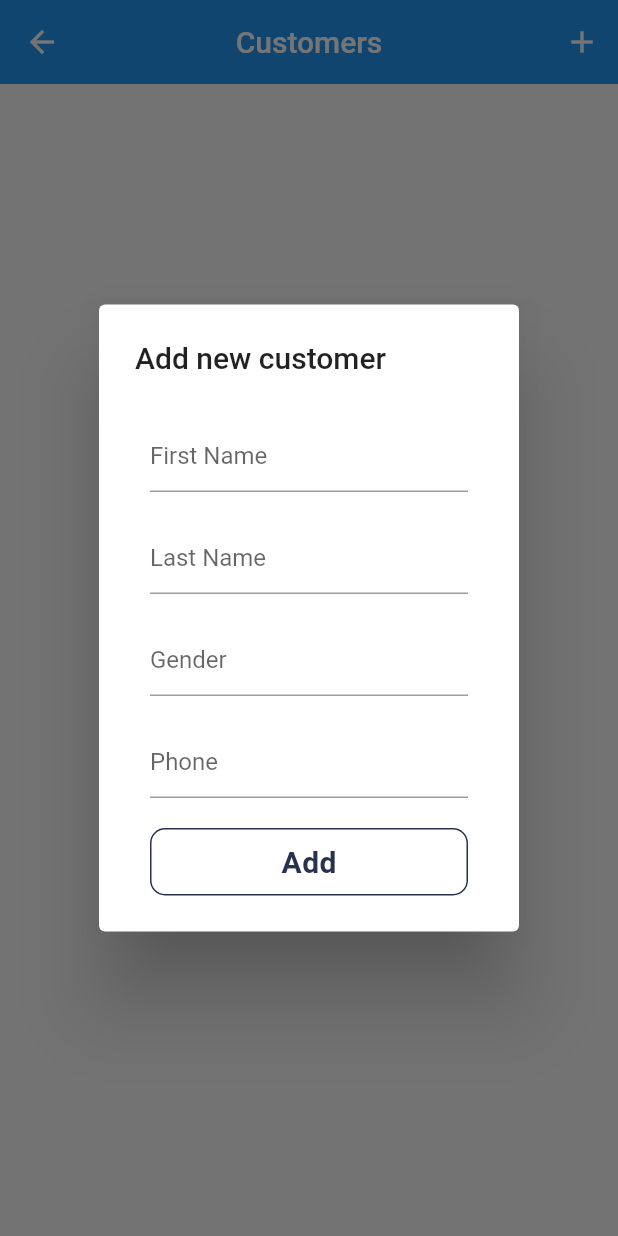
After one commit to sabsab-yeng/ss-firebase, a Flutter app: the CustomerListViewPage screen opened directly, after a tap on the "add" icon, on a phone screen of 412 x 824 dp. The commit adds this screen. Run offline on Flutter 3.47's test engine with Material 2 defaults, Android fonts, the phone set to English and light mode, and no system bars; drawn by our look-alikes of firebase_database; our stand-ins replace firebase_auth, font_awesome_flutter; missing offline and left inert: firebase_core_web; accounts and stored records are empty.

Commit message:
Add new package

```diff
--- /dev/null
+++ b/lib/model/customer.dart
@@ -0,0 +1,30 @@
+import 'package:firebase_database/firebase_database.dart';
+
+class Customer {
+
+  String _id;
+  String _fname;
+  String _lname;
+  String _gender;
+  String _phone;
+
+  Customer(this._id, this._fname, this._lname, this._gender, this._phone);
+
+  String get fname => _fname;
+
+  String get lname => _lname;
+
+  String get gender => _gender;
+
+  String get phone => _phone;
+
+  String get id => _id;
+
+  Customer.fromSnapshot(DataSnapshot snapshot) {
+    _id = snapshot.key;
+    _fname = snapshot.value['fname'];
+    _lname = snapshot.value['lname'];
+    _gender = snapshot.value['gender'];
+    _phone = snapshot.value['phone'];
+  }
+}
--- /dev/null
+++ b/lib/service/customer_api_service.dart
@@ -0,0 +1,109 @@
+import 'dart:async';
+import 'package:firebase_app/model/customer.dart';
+import 'package:firebase_database/firebase_database.dart';
+
+class CustomerApiService {
+  DatabaseReference _counterRef;
+  DatabaseReference _customerRef;
+  StreamSubscription<Event> _counterSubscription;
+  StreamSubscription<Event> _messagesSubscription;
+  FirebaseDatabase database = FirebaseDatabase();
+  int _counter;
+  DatabaseError error;
+
+  static final CustomerApiService _instance =
+     CustomerApiService.internal();
+
+  CustomerApiService.internal();
+
+  factory CustomerApiService() {
+    return _instance;
+  }
+
+  void initState() {
+    // Demonstrates configuring to the database using a file
+    _counterRef = FirebaseDatabase.instance.reference().child('counterCustomer');
+    // Demonstrates configuring the database directly
+
+    _customerRef = database.reference().child('customer');
+    database.reference().child('counterCustomer').once().then((DataSnapshot snapshot) {
+      print('Connected to second database and read ${snapshot.value}');
+    });
+    database.setPersistenceEnabled(true);
+    database.setPersistenceCacheSizeBytes(10000000);
+    _counterRef.keepSynced(true);
+
+    _counterSubscription = _counterRef.onValue.listen((Event event) {
+      error = null;
+      _counter = event.snapshot.value ?? 0;
+    }, onError: (Object o) {
+      error = o;
+    });
+  }
+
+  DatabaseError getError() {
+    return error;
+  }
+
+  int getCounter() {
+    return _counter;
+  }
+
+//   static getUserCars() async {
+//   final response = await FirebaseDatabase.instance
+//     .reference()
+//     .child("cars")
+//     .child(uid)
+//     .once();
+//   print(response.value);
+//   Map map = json.decode(response.value);
+
+//   return map;
+// }
+
+  DatabaseReference getCustomer() {
+    return _customerRef;
+  }
+
+  addCustomer(Customer customer) async {
+    final TransactionResult transactionResult =
+        await _counterRef.runTransaction((MutableData mutableData) async {
+      mutableData.value = (mutableData.value ?? 0) + 1;
+
+      return mutableData;
+    });
+
+    if (transactionResult.committed) {
+      _customerRef.push().set(<String, String>{
+        "fname": "" + customer.fname,
+        "lname": "" + customer.lname,
+        "gender": "" + customer.gender,
+        "phone": "" + customer.phone,
+      }).then((_) {
+        print('Transaction  committed.');
+      });
+    } else {
+      print('Transaction not committed.');
+      if (transactionResult.error != null) {
+        print(transactionResult.error.message);
+      }
+    }
+  }
+
+  void deleteCustomer(Customer customer) async {
+    await _customerRef.child(customer.id.toString()).remove().then((_) {
+      print('Transaction  committed.');
+    });
+  }
+
+  void updateCustomer(Customer customer) async {
+    await _customerRef.child(customer.id.toString()).update({
+      "fname": "" + customer.fname,
+      "lname": "" + customer.lname,
+      "gender": "" + customer.gender,
+      "phone": "" + customer.phone,
+    }).then((_) {
+      print('Transaction  committed.');
+    });
+  }
+}
--- /dev/null
+++ b/lib/ui/customer/add_customer_infor.dart
@@ -0,0 +1,105 @@
+import 'package:firebase_app/model/customer.dart';
+import 'package:flutter/material.dart';
+
+class AddCustomerDialog {
+  final teFirstname = TextEditingController();
+  final teLastName = TextEditingController();
+  final teGender = TextEditingController();
+  final tePhone = TextEditingController();
+
+  Customer customer;
+
+  static const TextStyle linkStyle =
+      TextStyle(color: Colors.blue, decoration: TextDecoration.underline);
+
+  Widget buildAboutDialog(
+      BuildContext context,
+      AddCustomerCallback _myCustomerPageState,
+      bool isEdit,
+      Customer customer) {
+    if (customer != null) {
+      this.customer = customer;
+      teFirstname.text = customer.fname;
+      teLastName.text = customer.lname;
+      teGender.text = customer.gender;
+      tePhone.text = customer.phone;
+    }
+
+    return AlertDialog(
+      title: Text(isEdit ? "Edit detail" : "Add new customer"),
+      content: SingleChildScrollView(
+        child: Column(
+          mainAxisSize: MainAxisSize.min,
+          crossAxisAlignment: CrossAxisAlignment.start,
+          children: [
+            getTextField("First Name", teFirstname),
+            getTextField("Last Name", teLastName),
+            getTextField("Gender", teGender),
+            getTextField("Phone", tePhone),
+            InkWell(
+              onTap: () => onTap(isEdit, _myCustomerPageState, context),
+              child: Container(
+                margin: EdgeInsets.only(left: 10, right: 10),
+                child: getAppBorderButton(isEdit ? "Edit" : "Add",
+                    EdgeInsets.fromLTRB(0.0, 10.0, 0.0, 0.0)),
+              ),
+            ),
+          ],
+        ),
+      ),
+    );
+  }
+
+  Customer getData(bool isEdit){
+    return Customer(isEdit ? customer.id : "", teFirstname.text, teLastName.text, teGender.text, tePhone.text);
+
+  }
+
+  onTap(bool isEdit, AddCustomerCallback _myCustomerState, BuildContext context){
+    if(isEdit){
+      _myCustomerState.updateCustomer(getData(isEdit));
+    }else{
+      _myCustomerState.addCustomer(getData(isEdit));
+    }
+    Navigator.pop(context);
+  }
+
+  Widget getAppBorderButton(String buttonLabel, EdgeInsets margin) {
+    return Container(
+      margin: margin,
+      padding: EdgeInsets.all(10),
+      alignment: FractionalOffset.center,
+      decoration: BoxDecoration(
+          border: Border.all(
+            color: Color(0xFF28324E),
+          ),
+          borderRadius: BorderRadius.circular(10)),
+      child: Text(
+        buttonLabel,
+        style: TextStyle(
+          color: Color(0xFF28324E),
+          fontSize: 20,
+          fontWeight: FontWeight.bold,
+          letterSpacing: 0.3,
+        ),
+      ),
+    );
+  }
+
+  Widget getTextField(String inputBox, TextEditingController inputController) {
+    var loginBtn = Padding(
+      padding: EdgeInsets.all(10),
+      child: TextFormField(
+        controller: inputController,
+        decoration: InputDecoration(hintText: inputBox),
+      ),
+    );
+    return loginBtn;
+  }
+}
+
+//call back of customer page
+abstract class AddCustomerCallback {
+  void addCustomer(Customer customer);
+  void updateCustomer(Customer customer);
+}
--- /dev/null
+++ b/lib/ui/customer/cusotomer_list_page.dart
@@ -0,0 +1,233 @@
+import 'package:firebase_app/model/customer.dart';
+import 'package:firebase_database/firebase_database.dart';
+import 'package:firebase_database/ui/firebase_animated_list.dart';
+import 'package:firebase_app/ui/customer/add_customer_infor.dart';
+import 'package:firebase_app/service/customer_api_service.dart';
+import 'package:flutter/material.dart';
+import 'package:font_awesome_flutter/font_awesome_flutter.dart';
+
+class CustomerListViewPage extends StatefulWidget {
+  @override
+  _CustomerListViewPageState createState() => _CustomerListViewPageState();
+}
+
+class _CustomerListViewPageState extends State<CustomerListViewPage>
+    implements AddCustomerCallback {
+  bool _anchorToBottom = false;
+
+  // instance of util class
+  CustomerApiService apiService;
+
+  @override
+  void initState() {
+    super.initState();
+    apiService = CustomerApiService();
+    apiService.initState();
+  }
+
+  @override
+  void dispose() {
+    super.dispose();
+    // apiService.dispose();
+  }
+
+  @override
+  Widget build(BuildContext context) {
+    // it will show title of screen
+    Widget _buildTitle(BuildContext context) {
+      return InkWell(
+        child: Padding(
+          padding: const EdgeInsets.symmetric(horizontal: 12.0),
+          child: Column(
+            mainAxisAlignment: MainAxisAlignment.center,
+            children: <Widget>[
+              Text('Customers', style: TextStyle(fontSize: 20)),
+            ],
+          ),
+        ),
+      );
+    }
+
+//It will show new customer icon
+    List<Widget> _buildActions() {
+      return <Widget>[
+        IconButton(
+          icon: const Icon(
+            Icons.add,
+          ), // display pop for new entry
+          onPressed: () => showEditWidget(null, false),
+        ),
+      ];
+    }
+
+    return Scaffold(
+      appBar: AppBar(
+        title: _buildTitle(context),
+        actions: _buildActions(),
+        centerTitle: true,
+        elevation: 0,
+      ),
+
+      // Firebase predefile list widget. It will get customer info from firebase database
+      body: FirebaseAnimatedList(
+        key: ValueKey<bool>(_anchorToBottom),
+        query: apiService.getCustomer(),
+        reverse: _anchorToBottom,
+        sort: _anchorToBottom
+            ? (DataSnapshot a, DataSnapshot b) => b.key.compareTo(a.key)
+            : null,
+        itemBuilder: (BuildContext context, DataSnapshot snapshot,
+            Animation<double> animation, int index) {
+          return SizeTransition(
+            sizeFactor: animation,
+            child: showCustomer(snapshot),
+          );
+        },
+      ),
+    );
+  }
+
+  //It will display a item in the list of customers.
+  Widget showCustomer(DataSnapshot res) {
+    Customer customer = Customer.fromSnapshot(res);
+    var item = Card(
+      child: Container(
+          child: Center(
+            child: Row(
+              children: <Widget>[
+                CircleAvatar(
+                  radius: 30.0,
+                  child: Text(getShortName(customer)),
+                  backgroundColor: const Color(0xFF20283e),
+                ),
+                Expanded(
+                  child: Padding(
+                    padding: EdgeInsets.all(10.0),
+                    child: Column(
+                      crossAxisAlignment: CrossAxisAlignment.start,
+                      children: <Widget>[
+                        Text(
+                          customer.fname,
+                          style: TextStyle(
+                              fontSize: 20.0, color: Colors.lightBlueAccent),
+                        ),
+                        Text(
+                          customer.lname,
+                          style: TextStyle(
+                              fontSize: 20.0, color: Colors.lightBlueAccent),
+                        ),
+                        Text(
+                          customer.phone,
+                          style: TextStyle(fontSize: 20.0, color: Colors.amber),
+                        ),
+                      ],
+                    ),
+                  ),
+                ),
+                Column(
+                  mainAxisAlignment: MainAxisAlignment.spaceBetween,
+                  children: <Widget>[
+                    IconButton(
+                      icon: const Icon(
+                        Icons.edit,
+                        color: const Color(0xFF167F67),
+                      ),
+                      onPressed: () => showEditWidget(customer, true),
+                    ),
+                    IconButton(
+                      icon: const Icon(FontAwesomeIcons.trash,
+                          color: const Color(0xFF167F67)),
+                      onPressed: () => showAlertDialog(context, customer),
+                    ),
+                  ],
+                ),
+              ],
+            ),
+          ),
+          padding: const EdgeInsets.fromLTRB(10.0, 0.0, 0.0, 0.0)),
+    );
+
+    return item;
+  }
+
+  showAlertDialog(BuildContext context, Customer customer) {
+    // set up the buttons
+    Widget cancelButton = FlatButton(
+      child: Text("No"),
+      onPressed: () {
+        Navigator.pop(context);
+      },
+    );
+    Widget continueButton = FlatButton(
+      child: Text("Yes"),
+      onPressed: () {
+        deleteCustomer(customer);
+        Navigator.pop(context);
+      },
+    );
+
+    // set up the AlertDialog
+    AlertDialog alert = AlertDialog(
+      title: Text(
+        "Warning",
+        textAlign: TextAlign.center,
+      ),
+      content: Text("Do you want to delete?"),
+      actions: [
+        cancelButton,
+        continueButton,
+      ],
+    );
+
+    // show the dialog
+    showDialog(
+      context: context,
+      builder: (BuildContext context) {
+        return alert;
+      },
+    );
+  }
+
+  //Get first letter from the name of customer
+  String getShortName(Customer customer) {
+    String shortName = "";
+    if (customer.fname.isNotEmpty && customer.lname.isNotEmpty) {
+      shortName = customer.fname.substring(0, 1) +
+          "." +
+          customer.lname.substring(0, 1);
+    }
+    return shortName;
+  }
+
+  //Display popup in customer info update mode.
+  showEditWidget(Customer customer, bool isEdit) {
+    showDialog(
+      context: context,
+      builder: (BuildContext context) =>
+          AddCustomerDialog().buildAboutDialog(context, this, isEdit, customer),
+    );
+  }
+
+  //Delete a entry from the Firebase console.
+  deleteCustomer(Customer customer) {
+    setState(() {
+      apiService.deleteCustomer(customer);
+    });
+  }
+
+// Call util method for add customer information
+  @override
+  void addCustomer(Customer customer) {
+    setState(() {
+      apiService.addCustomer(customer);
+    });
+  }
+
+  // call util method for update old data.
+  @override
+  void updateCustomer(Customer customer) {
+    setState(() {
+      apiService.updateCustomer(customer);
+    });
+  }
+}
--- a/pubspec.yaml
+++ b/pubspec.yaml
@@ -26,6 +26,7 @@ dependencies:
   firebase_analytics: ^5.0.11
   firebase_database: ^3.1.5
   firebase_auth: ^0.16.0
+  font_awesome_flutter: ^8.8.1
 
 
   # The following adds the Cupertino Icons font to your application.
```
Also changed, not shown: lib/ui/home_page.dart (+8 -0 lines).
